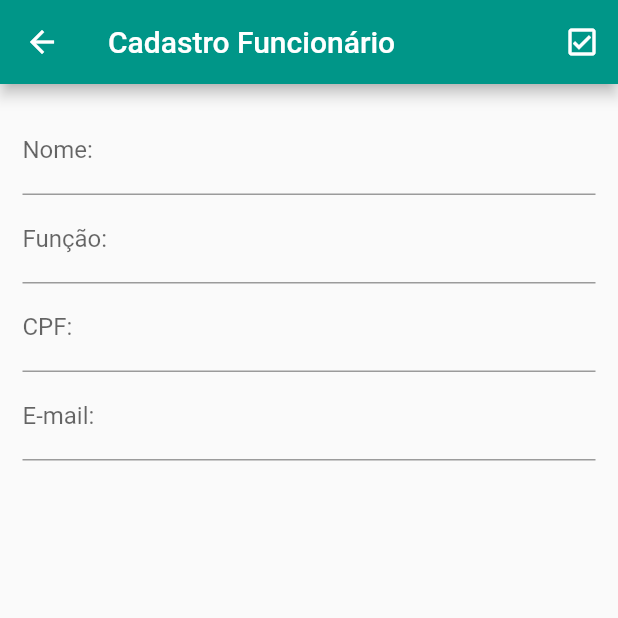
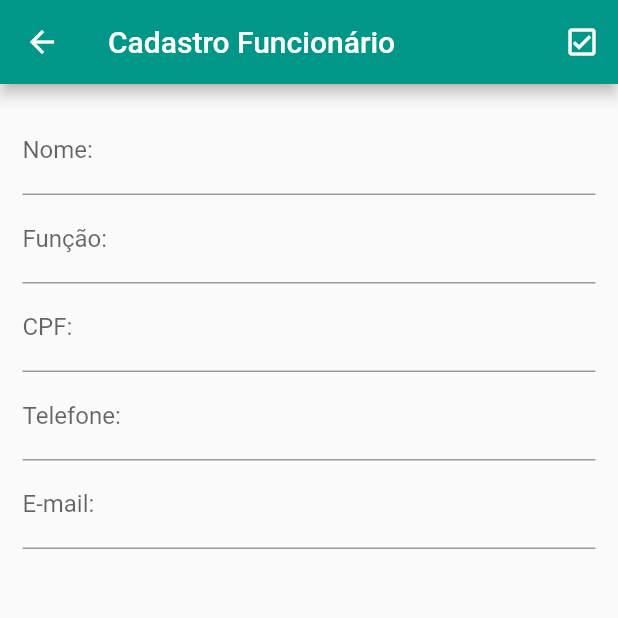
Before and after one commit to Mthws167/CRUD-Funcionario, a Flutter app: the screen it shows after launch, after a tap on the "add" icon, on a phone screen of 412 x 824 dp, the top half of it. Run offline on Flutter 3.47's test engine with Material 2 defaults, Android fonts, the phone set to English and light mode, and no system bars; our stand-ins replace email_validator, sqflite; missing offline and left inert: cpf_cnpj_validator; accounts and stored records are empty.

Commit message:
Validação email e telefone por regex

```diff
--- a/lib/bd/bd.dart
+++ b/lib/bd/bd.dart
@@ -11,11 +11,12 @@ class Conexao {
     funcao TEXT NOT NULL,
     cpf TEXT NOT NULL,
     email TEXT NOT NULL,
+    telefone TEXT NOT NULL,
     )''';
 
   static Future<Database> getDatabase() async {
     if (_db == null) {
-      var path = join(await getDatabasesPath(), 'banco1.db');
+      var path = join(await getDatabasesPath(), 'banco0.db');
       _db = await openDatabase(
         path,
         version: 1,
--- a/lib/telas/add-funcionario.dart
+++ b/lib/telas/add-funcionario.dart
@@ -13,35 +13,38 @@ class AddFuncionario extends StatelessWidget{
   String? funcao;
   String? cpf;
   String? email;
+  String? telefone;
+  dynamic validarEmail = r"^[a-zA-Z0-9.a-zA-Z0-9.!#$%&'*+-/=?^_`{|}~]+@[a-zA-Z0-9]+\.[a-zA-Z]+";
+  dynamic validarTelefone = r"^[+]*[(]{0,1}[0-9]{1,4}[)]{0,1}[-\s\./0-9]*$";
 
   AddFuncionario({Key? key}) : super(key: key);
 
-  Future<int> salvar(BuildContext context, int? id, String? nome, String? funcao, String? cpf, String? email) async {
-    String path = join(await getDatabasesPath(), 'banco2.db');
+  Future<int> salvar(BuildContext context, int? id, String? nome,
+      String? funcao, String? cpf, String? email, String? telefone) async {
+    String path = join(await getDatabasesPath(), 'banco0.db');
     //deleteDatabase(path);
-    Database database = await openDatabase(path,version: 1);
+    Database database = await openDatabase(path, version: 1);
     String sql;
     Future<int> linhasAfetadas;
-    if(id == null && CPFValidator.isValid(cpf) && EmailValidator.validate(email!)){
-      sql = 'INSERT INTO funcionario (nome, funcao,cpf,email) VALUES (?,?,?,?)';
-      linhasAfetadas = database.rawInsert(sql,[nome,funcao,cpf,email]);
-    }else{
-      sql = 'UPDATE funcionario SET nome = ?, funcao =? , cpf=?, email=? WHERE id = ?';
-      linhasAfetadas = database.rawUpdate(sql,[nome, funcao, cpf,email,id]);
+    if (id == null &&
+        CPFValidator.isValid(cpf) &&
+        RegExp(validarEmail).hasMatch(email!) &&
+        RegExp(validarTelefone).hasMatch(telefone!)) {
+      sql = 'INSERT INTO funcionario (nome, funcao,cpf,email, telefone) VALUES (?,?,?,?,?)';
+      linhasAfetadas = database.rawInsert(sql, [nome, funcao, CPFValidator.format(cpf!),email, telefone]);
+    }  else {
+      sql = 'UPDATE funcionario SET nome = ?, funcao =? , cpf=?, email=?, telefone=?, WHERE id = ?';
+      linhasAfetadas = database.rawUpdate(sql, [nome, funcao, CPFValidator.format(cpf!),email,telefone, id]);
     }
 
-    Navigator.push(context, new MaterialPageRoute(
-        builder:(context)=> MyApp()
-    )
-    );
+    Navigator.push(
+        context, new MaterialPageRoute(builder: (context) => MyApp()));
 
     return linhasAfetadas;
-
-
   }
 
   Future<int> excluir(int id) async {
-    String caminho = join(await getDatabasesPath(), 'banco2.db');
+    String caminho = join(await getDatabasesPath(), 'banco0.db');
     Database banco2 = await openDatabase(caminho, version: 1);
     String sql = "DELETE FROM funcionario WHERE id = ?";
     Future<int> linhaAfetada;
@@ -70,6 +73,7 @@ class AddFuncionario extends StatelessWidget{
       funcao = funcionario['funcao'] as String;
       cpf = funcionario['cpf'] as String;
       email = funcionario['email'] as String;
+      telefone = funcionario['telefone'] as String;
     }
 
     return Scaffold(
@@ -79,7 +83,7 @@ class AddFuncionario extends StatelessWidget{
             IconButton(
                 icon: const Icon(Icons.check_box_outlined),
                 onPressed: (){
-                  salvar(context,id,nome,funcao,cpf,email);
+                  salvar(context,id,nome,funcao,cpf,email,telefone);
                   Navigator.push(context, new MaterialPageRoute(
                       builder:(context)=> MyApp()
                   )
@@ -97,8 +101,10 @@ class AddFuncionario extends StatelessWidget{
                       (valorDigitado) => nome = valorDigitado, nome),
               _criarCampo('Função:', 'Digite sua função',
                       (valorDigitado) => funcao = valorDigitado, funcao),
-              _criarCampo('CPF:', 'Digite seu CPF',
+              _criarCampo('CPF:', 'Apenas números',
                       (valorDigitado) => cpf = valorDigitado, cpf),
+              _criarCampo('Telefone:', 'Apenas números e sem dígito',
+                      (valorDigitado) => telefone = valorDigitado, telefone),
               _criarCampo('E-mail:', 'Digite seu e-mail',
                       (valorDigitado) => email = valorDigitado, email),
             ]),
--- a/lib/telas/edit-funcionario.dart
+++ b/lib/telas/edit-funcionario.dart
@@ -1,3 +1,4 @@
+import 'package:cpf_cnpj_validator/cpf_validator.dart';
 import 'package:flutter/material.dart';
 import 'package:path/path.dart';
 import 'package:sqflite/sqflite.dart';
@@ -11,22 +12,29 @@ class EditFuncionario extends StatelessWidget {
   String? funcao;
   String? cpf;
   String? email;
+  String? telefone;
+  dynamic validarEmail = r"^[a-zA-Z0-9.a-zA-Z0-9.!#$%&'*+-/=?^_`{|}~]+@[a-zA-Z0-9]+\.[a-zA-Z]+";
+  dynamic validarTelefone = r"^[+]*[(]{0,1}[0-9]{1,4}[)]{0,1}[-\s\./0-9]*$";
+
 
   EditFuncionario({Key? key}) : super(key: key);
 
   Future<int> salvar(BuildContext context, int? id, String? nome,
-      String? funcao, String? cpf, String? email) async {
-    String path = join(await getDatabasesPath(), 'banco2.db');
+      String? funcao, String? cpf, String? email, String? telefone) async {
+    String path = join(await getDatabasesPath(), 'banco0.db');
     //deleteDatabase(path);
     Database database = await openDatabase(path, version: 1);
     String sql;
     Future<int> linhasAfetadas;
-    if (id == null) {
-      sql = 'INSERT INTO funcionario (nome, funcao,cpf,email) VALUES (?,?,?,?)';
-      linhasAfetadas = database.rawInsert(sql, [nome, funcao, cpf,email]);
+    if (id == null &&
+        CPFValidator.isValid(cpf) &&
+        RegExp(validarEmail).hasMatch(email!) &&
+        RegExp(validarTelefone).hasMatch(telefone!)) {
+      sql = 'INSERT INTO funcionario (nome, funcao,cpf,email, telefone) VALUES (?,?,?,?,?)';
+      linhasAfetadas = database.rawInsert(sql, [nome, funcao, CPFValidator.format(cpf!),email, telefone]);
     }  else {
-      sql = 'UPDATE funcionario SET nome = ?, funcao =? , cpf=?, email=? WHERE id = ?';
-      linhasAfetadas = database.rawUpdate(sql, [nome, funcao, cpf,email, id]);
+      sql = 'UPDATE funcionario SET nome = ?, funcao =? , cpf=?, email=?,telefone=? WHERE id = ?';
+      linhasAfetadas = database.rawUpdate(sql, [nome, funcao, CPFValidator.format(cpf!),email,telefone, id]);
     }
 
     Navigator.push(
@@ -54,6 +62,7 @@ class EditFuncionario extends StatelessWidget {
       funcao = funcionario['funcao'] as String;
       cpf = funcionario['cpf'] as String;
       email = funcionario['email'] as String;
+      telefone = funcionario['telefone'] as String;
     }
 
     return Scaffold(
@@ -63,7 +72,7 @@ class EditFuncionario extends StatelessWidget {
           IconButton(
               icon: const Icon(Icons.check_box_outlined),
               onPressed: () {
-                salvar(context, id, nome, funcao, cpf,email);
+                salvar(context, id, nome, funcao, cpf,email,telefone);
                 Navigator.pop(context);
               }),
         ],
@@ -75,6 +84,8 @@ class EditFuncionario extends StatelessWidget {
             child: Column(children: [
               _criarCampo('Função:', 'Digite sua função',
                   (valorDigitado) => funcao = valorDigitado, funcao),
+              _criarCampo('Telefone:', 'Digite seu telefone',
+                      (valorDigitado) => telefone = valorDigitado, telefone),
               _criarCampo('E-mail:', 'Digite seu e-mail',
                       (valorDigitado) => email = valorDigitado, email),
             ]),
--- a/lib/telas/lista-funcionario.dart
+++ b/lib/telas/lista-funcionario.dart
@@ -9,7 +9,7 @@ class ListaFuncionario extends StatelessWidget{
   const ListaFuncionario({Key? key}) : super(key: key);
 
   Future<List<Map<String,Object?>>> consultar2() async {
-    String caminho = join(await getDatabasesPath(), 'banco2.db');
+    String caminho = join(await getDatabasesPath(), 'banco0.db');
     Database bd = await openDatabase(
       caminho,
       onCreate: (db, version) {
@@ -23,16 +23,13 @@ class ListaFuncionario extends StatelessWidget{
 
   Future<List<Map<String, Object?>>> consultar() async {
     await Future.delayed(const Duration(seconds: 1));
-    String path = join(await getDatabasesPath(), 'banco2.db');
+    String path = join(await getDatabasesPath(), 'banco0.db');
     //deleteDatabase(path);
     Database database = await openDatabase(
       path,
       version: 1,
       onCreate: (db, v){
-        db.execute('CREATE TABLE funcionario(id INTEGER PRIMARY KEY, nome TEXT, funcao TEXT, cpf TEXT, email TEXT)');
-        db.execute('INSERT INTO funcionario(nome, funcao, cpf,email) VALUES("José","Dev. Júnior","251.795.620-07","jose@gmail.com")');
-        db.execute('INSERT INTO funcionario(nome, funcao, cpf,email) VALUES("Carlos","Tech Leader","181.720.260-05","carlos@gmail.com")');
-        db.execute('INSERT INTO funcionario(nome, funcao, cpf,email) VALUES("Matheus","Estagiário","108.741.389-30","mthws@gmail.com")');
+        db.execute('CREATE TABLE funcionario(id INTEGER PRIMARY KEY, nome TEXT, funcao TEXT, cpf TEXT, email TEXT,telefone TEXT)');
       },
     );
     List<Map<String, Object?>> list = await database.rawQuery('SELECT * FROM funcionario');
```
Also changed, not shown: 3 other files.
